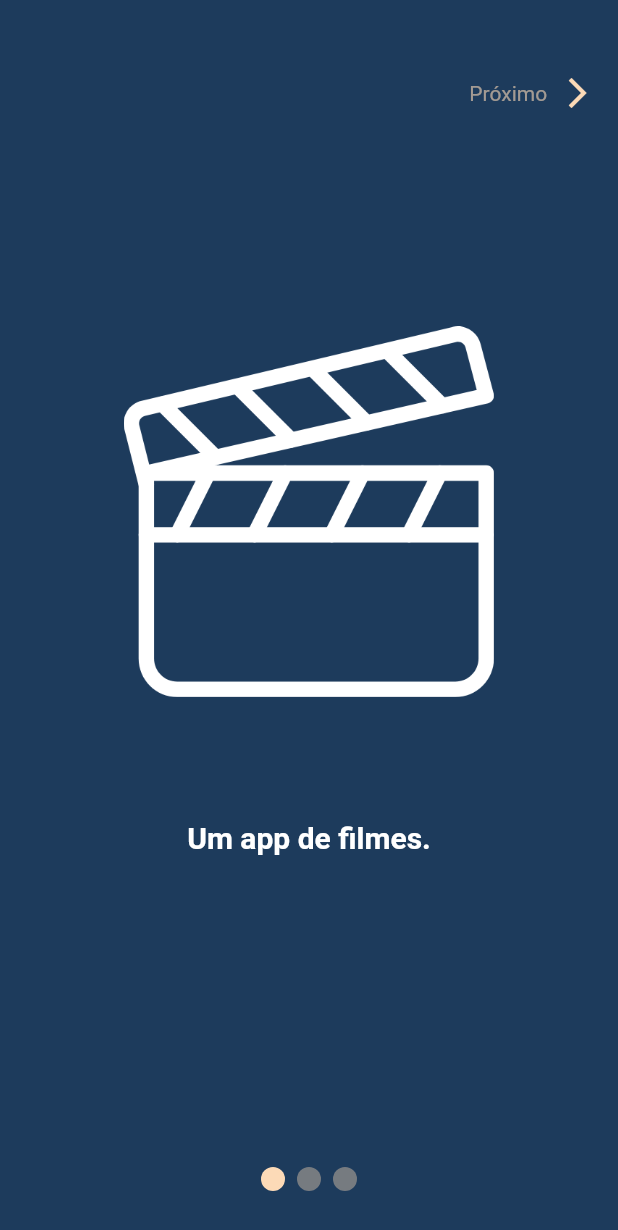
After one commit to estermabel/movies, a Flutter app: the OnBoardingPage screen opened directly, on a phone screen of 412 x 824 dp. The commit adds this screen. Shown: the top 1230 px of the screen. Run offline on Flutter 3.47's test engine with Material 2 defaults, Android fonts, the phone set to English and light mode, and no system bars; drawn by our look-alikes of smooth_page_indicator; our stand-ins replace bubble_bottom_bar, cached_network_image, dio, flutter_bloc, liquid_pull_to_refresh, local_auth and 3 more; accounts and stored records are empty.

Commit message:
onboarding

```diff
--- a/lib/pages/loginPage/loginPage.dart
+++ b/lib/pages/loginPage/loginPage.dart
@@ -4,6 +4,7 @@ import 'package:flutter/services.dart';
 import 'package:local_auth/local_auth.dart';
 import 'package:movies/pages/controllerPage/controllerPage.dart';
 import 'package:movies/pages/loginPage/login_page_bloc.dart';
+import 'package:movies/pages/onBoardingPage/onboarding_page.dart';
 import 'package:movies/utils/components/loginBotao_item.dart';
 import 'package:movies/utils/constants.dart';
 import 'package:movies/utils/customSharedPreferences.dart';
@@ -146,11 +147,24 @@ class _LoginPageState extends State<LoginPage> {
                           await CustomSharedPreferences.saveUsuarioBiometria(
                               true);
                           await CustomSharedPreferences.saveUsuario(true);
+
+                          await CustomSharedPreferences.readUsuarioOnBoarding()
+                              .then((value) async {
+                            debugPrint(value.toString());
+                            if (value) {
                               Navigator.of(context).pushAndRemoveUntil(
                                   CupertinoPageRoute(
                                     builder: (context) => ControllerPage(),
                                   ),
                                   (route) => false);
+                            } else {
+                              Navigator.of(context).pushAndRemoveUntil(
+                                  CupertinoPageRoute(
+                                    builder: (context) => OnBoardingPage(),
+                                  ),
+                                  (route) => false);
+                            }
+                          });
                         } else {
                           debugPrint("algo de errado aconteceu!");
                         }
@@ -173,11 +187,22 @@ class _LoginPageState extends State<LoginPage> {
                     Navigator.of(context).pop();
                     await CustomSharedPreferences.saveUsuarioBiometria(false);
                     await CustomSharedPreferences.saveUsuario(true);
+                    await CustomSharedPreferences.readUsuarioOnBoarding()
+                        .then((value) async {
+                      if (value) {
                         Navigator.of(context).pushAndRemoveUntil(
                             CupertinoPageRoute(
                               builder: (context) => ControllerPage(),
                             ),
                             (route) => false);
+                      } else {
+                        Navigator.of(context).pushAndRemoveUntil(
+                            CupertinoPageRoute(
+                              builder: (context) => OnBoardingPage(),
+                            ),
+                            (route) => false);
+                      }
+                    });
                   },
                 ),
               ],
@@ -288,9 +313,10 @@ class _LoginPageState extends State<LoginPage> {
                                 await CustomSharedPreferences
                                     .saveUsuarioBiometria(true);
                                 await CustomSharedPreferences.saveUsuario(true);
+
                                 Navigator.of(context).pushAndRemoveUntil(
                                     CupertinoPageRoute(
-                                      builder: (context) => ControllerPage(),
+                                      builder: (context) => OnBoardingPage(),
                                     ),
                                     (route) => false);
                               } else {
--- /dev/null
+++ b/lib/pages/onBoardingPage/onboarding_page.dart
@@ -0,0 +1,263 @@
+import 'package:flutter/cupertino.dart';
+import 'package:flutter/material.dart';
+import 'package:movies/pages/controllerPage/controllerPage.dart';
+import 'package:movies/utils/components/loginBotao_item.dart';
+import 'package:movies/utils/constants.dart';
+import 'package:movies/utils/customSharedPreferences.dart';
+import 'package:smooth_page_indicator/smooth_page_indicator.dart';
+
+class OnBoardingPage extends StatefulWidget {
+  @override
+  _OnBoardingPageState createState() => _OnBoardingPageState();
+}
+
+class _OnBoardingPageState extends State<OnBoardingPage> {
+  PageController _pageController = PageController(initialPage: 0);
+
+  @override
+  Widget build(BuildContext context) {
+    return Scaffold(
+      body: Stack(
+        children: [
+          PageView(
+            controller: _pageController,
+            children: [
+              pageOne(),
+              pageTwo(),
+              pageThree(),
+            ],
+          ),
+          Align(
+            alignment: Alignment.bottomCenter,
+            child: Padding(
+              padding: const EdgeInsets.all(30.0),
+              child: SmoothPageIndicator(
+                controller: _pageController,
+                count: 3,
+                effect: WormEffect(
+                  activeDotColor: SALMON,
+                  dotColor: SALMON.withOpacity(0.4),
+                ),
+              ),
+            ),
+          ),
+        ],
+      ),
+    );
+  }
+
+  Container pageOne() {
+    double height = MediaQuery.of(context).size.height;
+    return Container(
+      decoration: BoxDecoration(
+        color: BLUE,
+      ),
+      child: Column(
+        children: [
+          Padding(
+            padding: const EdgeInsets.fromLTRB(0, 30, 15, 20),
+            child: Row(
+              mainAxisAlignment: MainAxisAlignment.end,
+              children: [
+                OnBoardingButton(
+                  pageController: _pageController,
+                  text: "Próximo",
+                  icon: Icons.arrow_forward_ios,
+                  onTap: () => _pageController.nextPage(
+                    duration: Duration(milliseconds: 500),
+                    curve: Curves.ease,
+                  ),
+                ),
+              ],
+            ),
+          ),
+          SizedBox(height: height * 0.15),
+          Container(
+            height: height * 0.3,
+            child: Image(
+              image: AssetImage('lib/utils/assets/images/one.png'),
+            ),
+          ),
+          SizedBox(height: height * 0.1),
+          Text(
+            "Um app de filmes.",
+            style: TextStyle(
+              color: Colors.white,
+              fontSize: 20,
+              fontWeight: FontWeight.bold,
+            ),
+          ),
+        ],
+      ),
+    );
+  }
+
+  Container pageTwo() {
+    double height = MediaQuery.of(context).size.height;
+    double width = MediaQuery.of(context).size.width;
+    return Container(
+      decoration: BoxDecoration(
+        color: BLUE,
+      ),
+      child: Column(
+        children: [
+          Padding(
+            padding: const EdgeInsets.fromLTRB(0, 30, 15, 20),
+            child: Row(
+              mainAxisAlignment: MainAxisAlignment.end,
+              children: [
+                OnBoardingButton(
+                  pageController: _pageController,
+                  text: "Voltar",
+                  icon: Icons.arrow_back_ios,
+                  onTap: () => _pageController.previousPage(
+                    duration: Duration(milliseconds: 500),
+                    curve: Curves.ease,
+                  ),
+                ),
+                SizedBox(width: width * 0.53),
+                OnBoardingButton(
+                  pageController: _pageController,
+                  text: "Próximo",
+                  icon: Icons.arrow_forward_ios,
+                  onTap: () => _pageController.nextPage(
+                    duration: Duration(milliseconds: 500),
+                    curve: Curves.ease,
+                  ),
+                ),
+              ],
+            ),
+          ),
+          SizedBox(height: height * 0.15),
+          Container(
+            height: height * 0.3,
+            child: Image(
+              image: AssetImage('lib/utils/assets/images/two.png'),
+            ),
+          ),
+          SizedBox(height: height * 0.1),
+          Text(
+            "Cadastre sua biometria.",
+            style: TextStyle(
+              color: Colors.white,
+              fontSize: 20,
+              fontWeight: FontWeight.bold,
+            ),
+          ),
+        ],
+      ),
+    );
+  }
+
+  Container pageThree() {
+    double height = MediaQuery.of(context).size.height;
+    double width = MediaQuery.of(context).size.width;
+    return Container(
+      decoration: BoxDecoration(
+        color: BLUE,
+      ),
+      child: Column(
+        children: [
+          Padding(
+            padding: const EdgeInsets.fromLTRB(0, 30, 15, 20),
+            child: Row(
+              mainAxisAlignment: MainAxisAlignment.end,
+              children: [
+                OnBoardingButton(
+                  pageController: _pageController,
+                  text: "Voltar",
+                  icon: Icons.arrow_back_ios,
+                  onTap: () => _pageController.previousPage(
+                    duration: Duration(milliseconds: 500),
+                    curve: Curves.ease,
+                  ),
+                ),
+                SizedBox(width: width * 0.45),
+                OnBoardingButton(
+                  pageController: _pageController,
+                  text: "Ir para a Home",
+                  icon: Icons.arrow_forward_ios,
+                  onTap: () async {
+                    await CustomSharedPreferences.saveUsuarioOnBoarding(true);
+                    Navigator.of(context).pushAndRemoveUntil(
+                        CupertinoPageRoute(
+                          builder: (context) => ControllerPage(),
+                        ),
+                        (route) => false);
+                  },
+                ),
+              ],
+            ),
+          ),
+          SizedBox(height: height * 0.15),
+          Container(
+            height: height * 0.3,
+            child: Image(
+              image: AssetImage('lib/utils/assets/images/three.png'),
+            ),
+          ),
+          SizedBox(height: height * 0.1),
+          Text(
+            "Salve seus favoritos.",
+            style: TextStyle(
+              color: Colors.white,
+              fontSize: 20,
+              fontWeight: FontWeight.bold,
+            ),
+          ),
+        ],
+      ),
+    );
+  }
+}
+
+class OnBoardingButton extends StatelessWidget {
+  final PageController pageController;
+  final Function onTap;
+  final String text;
+  final IconData icon;
+  const OnBoardingButton({
+    Key key,
+    this.pageController,
+    this.onTap,
+    this.text,
+    this.icon,
+  }) : super(key: key);
+
+  @override
+  Widget build(BuildContext context) {
+    return GestureDetector(
+      onTap: onTap,
+      child: Padding(
+        padding: const EdgeInsets.fromLTRB(0, 20, 0, 0),
+        child: text == "Voltar"
+            ? Row(
+                children: [
+                  Icon(
+                    icon,
+                    color: SALMON,
+                  ),
+                  SizedBox(width: MediaQuery.of(context).size.width * 0.02),
+                  Text(
+                    text,
+                    style: TextStyle(color: SALMON.withOpacity(0.6)),
+                  ),
+                ],
+              )
+            : Row(
+                children: [
+                  Text(
+                    text,
+                    style: TextStyle(color: SALMON.withOpacity(0.6)),
+                  ),
+                  SizedBox(width: MediaQuery.of(context).size.width * 0.02),
+                  Icon(
+                    icon,
+                    color: SALMON,
+                  ),
+                ],
+              ),
+      ),
+    );
+  }
+}
--- a/lib/utils/constants.dart
+++ b/lib/utils/constants.dart
@@ -18,6 +18,8 @@ const kUsuarioLogin = "usuarioLogin";
 
 const kUsuarioBiometria = "usuarioBiometria";
 
+const kUsuarioOnBoarding = "usuarioOnBoarding";
+
 const IconThemeData kSELECTED_ICON = IconThemeData(
   color: SALMON,
   size: 40,
--- a/lib/utils/customSharedPreferences.dart
+++ b/lib/utils/customSharedPreferences.dart
@@ -29,7 +29,7 @@ class CustomSharedPreferences {
     return result;
   }
 
-  //Salva se o usuário quer utilizar biometris
+  //Salva se o usuário quer utilizar biometria
   static saveUsuarioBiometria(value) async {
     final prefs = await SharedPreferences.getInstance();
     prefs.setBool(kUsuarioBiometria, value);
@@ -41,4 +41,17 @@ class CustomSharedPreferences {
     var result = (prefs.getBool(kUsuarioBiometria) ?? false);
     return result;
   }
+
+  //Salva se o usuário já viu o onBoarding
+  static saveUsuarioOnBoarding(value) async {
+    final prefs = await SharedPreferences.getInstance();
+    prefs.setBool(kUsuarioOnBoarding, value);
+  }
+
+  //Verifica se o usuário já viu o onBoarding
+  static readUsuarioOnBoarding() async {
+    final prefs = await SharedPreferences.getInstance();
+    var result = (prefs.getBool(kUsuarioOnBoarding) ?? false);
+    return result;
+  }
 }
--- a/pubspec.yaml
+++ b/pubspec.yaml
@@ -31,6 +31,7 @@ dependencies:
   shimmer: ^1.1.2
   cached_network_image: ^2.2.0+1
   local_auth: ^0.6.3+4
+  smooth_page_indicator: ^0.2.0
   flutter:
     sdk: flutter
 
```
Also changed, not shown: lib/utils/assets/images/one.png (added), lib/utils/assets/images/three.png (added), lib/utils/assets/images/two.png (added), pubspec.lock. Lines whose indentation alone changed are shown as unchanged.
